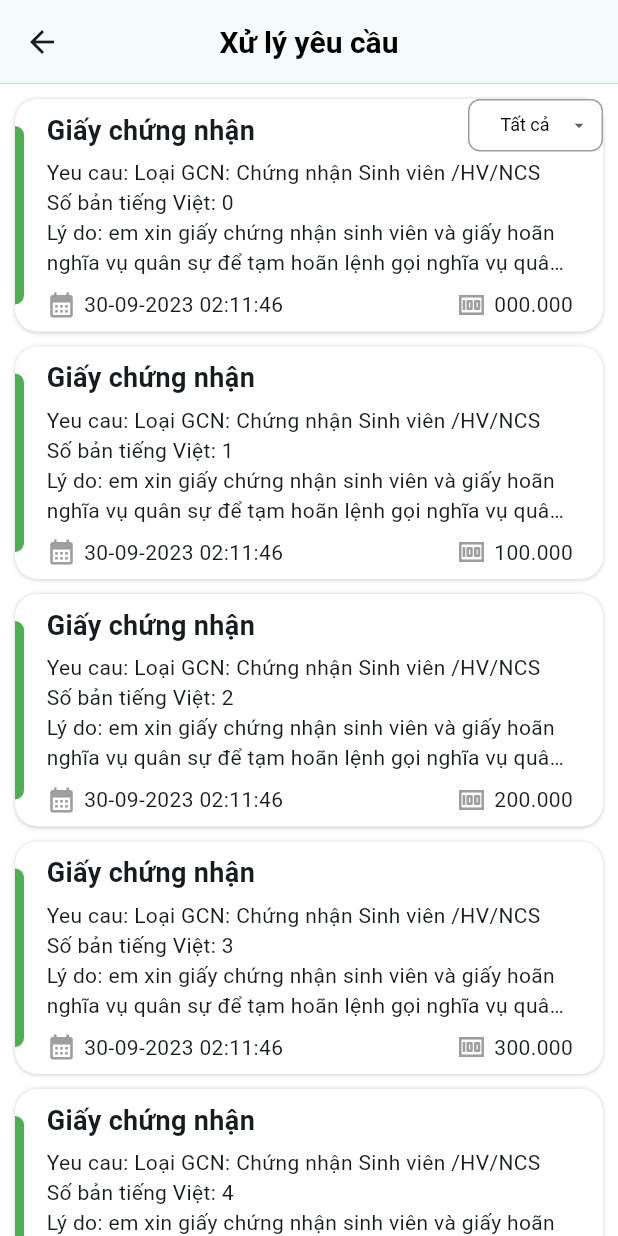
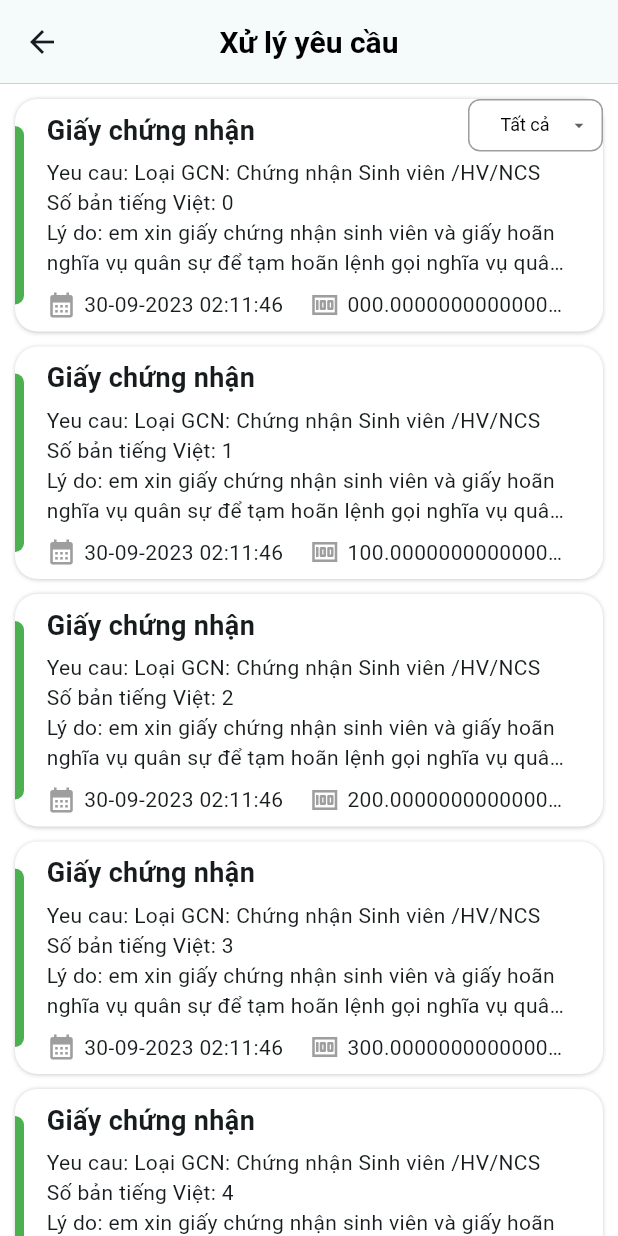
Before and after one commit to nguyentam2492k/datn, a Flutter app: the ManageRequestScreen screen opened directly, on a phone screen of 412 x 824 dp. Run offline on Flutter 3.47's test engine with Material 3 defaults, Android fonts, the phone set to English and light mode, and no system bars; our stand-ins replace file_picker, flutter_form_builder, open_file.

Commit message:
sửa tý

```diff
--- a/lib/screens/manage_request/manage_request_screen.dart
+++ b/lib/screens/manage_request/manage_request_screen.dart
@@ -88,7 +88,7 @@ class ManageRequestScreenState extends State<ManageRequestScreen> {
                 BoxShadow(
                   color: Colors.grey.withOpacity(0.5),
                   blurRadius: 1.5,
-                  offset: const Offset(0, 0.5), // changes position of shadow
+                  offset: const Offset(0, 0.5),
                 ),
               ],
             ),
@@ -142,7 +142,13 @@ class ManageRequestScreenState extends State<ManageRequestScreen> {
                                     color: Colors.grey,
                                   ),
                                   SizedBox(width: 5,),
-                                  Text("30-09-2023 02:11:46"),
+                                  Expanded(
+                                    child: Text(
+                                      "30-09-2023 02:11:46",
+                                      maxLines: 1,
+                                      overflow: TextOverflow.ellipsis,
+                                    )
+                                  ),
                                 ],
                               )
                             ),
@@ -156,7 +162,13 @@ class ManageRequestScreenState extends State<ManageRequestScreen> {
                                     color: Colors.grey,
                                   ),
                                   const SizedBox(width: 5,),
-                                  Text("${index}00.000")
+                                  Expanded(
+                                    child: Text(
+                                      "${index}00.000000000000000000000",
+                                      maxLines: 1,
+                                      overflow: TextOverflow.ellipsis,
+                                    )
+                                  )
                                 ],
                               )
                             ),
--- a/lib/widgets/create_request/request_4.dart
+++ b/lib/widgets/create_request/request_4.dart
@@ -103,6 +103,7 @@ class Request4State extends State<Request4> {
                       setState(() {});
                     },
                   ),
+                  const SizedBox(height: 10,),
                 ],
               ),
             ),
--- a/lib/widgets/create_request/request_5.dart
+++ b/lib/widgets/create_request/request_5.dart
@@ -120,6 +120,7 @@ class Request5State extends State<Request5> {
                       setState(() {});
                     },
                   ),
+                  const SizedBox(height: 10,),
                 ],
               ),
             ),
--- a/lib/widgets/create_request/request_6.dart
+++ b/lib/widgets/create_request/request_6.dart
@@ -132,6 +132,7 @@ class Request6State extends State<Request6> {
                       setState(() {});
                     },
                   ),
+                  const SizedBox(height: 10,),
                 ],
               ),
             )
--- a/lib/widgets/custom_widgets/custom_dropdown_button.dart
+++ b/lib/widgets/custom_widgets/custom_dropdown_button.dart
@@ -10,7 +10,10 @@ class CustomFormBuilderDropdown extends FormBuilderDropdown {
     super.onChanged,
     super.initialValue,
 
-    super.style = const TextStyle(fontSize: 14),
+    super.style = const TextStyle(
+      fontSize: 14,
+      color: Colors.black,
+    ),
     super.icon = const Icon(Icons.keyboard_arrow_down),
     super.decoration = const InputDecoration(
       contentPadding: EdgeInsets.symmetric(horizontal: 10, vertical: 15),
```
